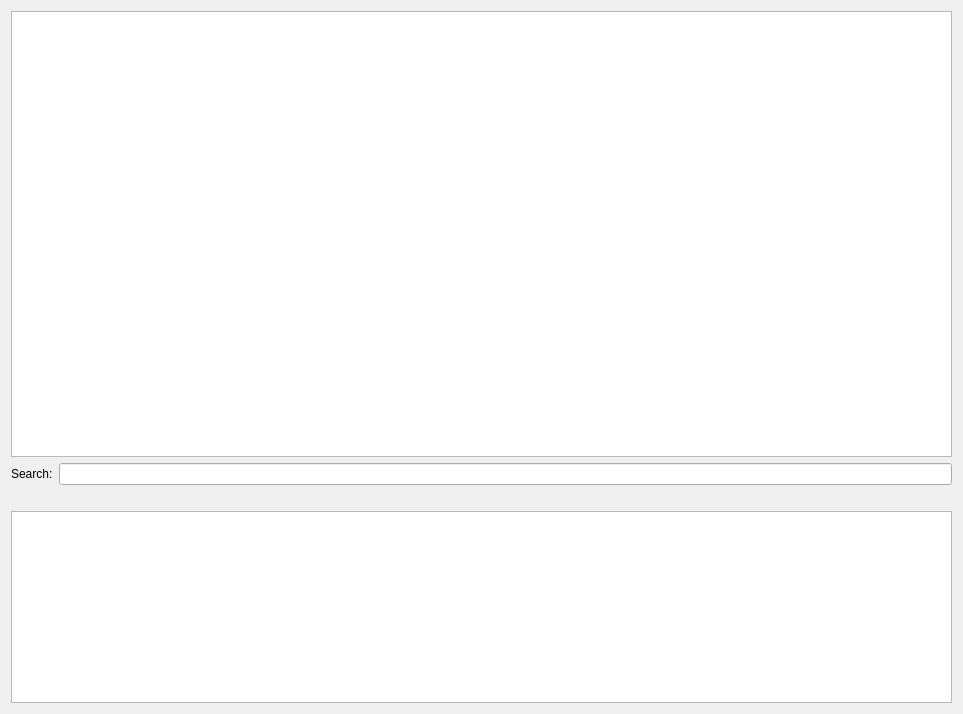
Before: the Qt Designer form source/trsedocuments/formraseditor.ui in Happy-Ferret/Fluff64, drawn with Qt 5.
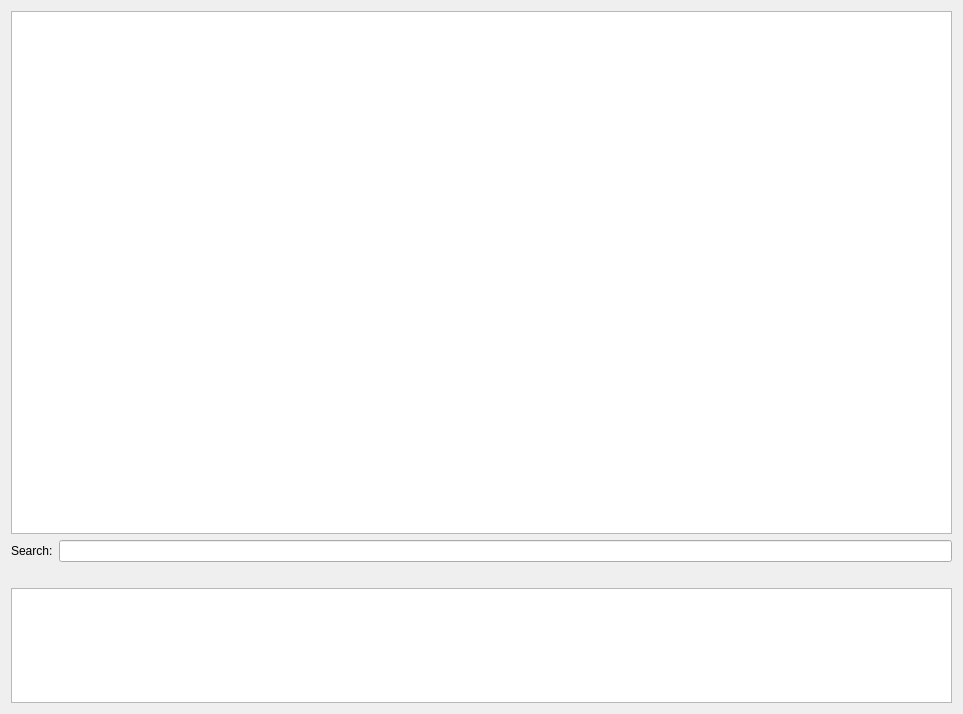
After: the same form once the commit is applied. Custom widgets are drawn as their Qt base class.

What changed in the file:
```diff
--- a/source/trsedocuments/formraseditor.ui
+++ b/source/trsedocuments/formraseditor.ui
@@ -21,7 +21,7 @@
   </property>
   <layout class="QGridLayout" name="gridLayout">
    <item row="0" column="0">
-    <layout class="QGridLayout" name="gridLayout_2" rowstretch="15,0,0,0" columnstretch="1">
+    <layout class="QGridLayout" name="gridLayout_2" rowstretch="50,1,1,11" columnstretch="1">
      <property name="sizeConstraint">
       <enum>QLayout::SetMaximumSize</enum>
      </property>
```
